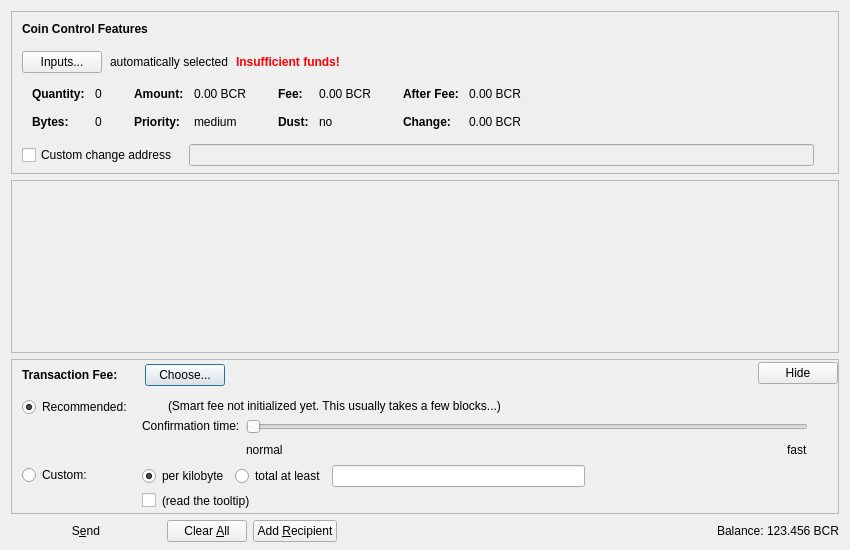
The window that src/qt/forms/sendcoinsdialog.ui (tlc2/bitcredit-2.0) describes before a commit, drawn with Qt 5.
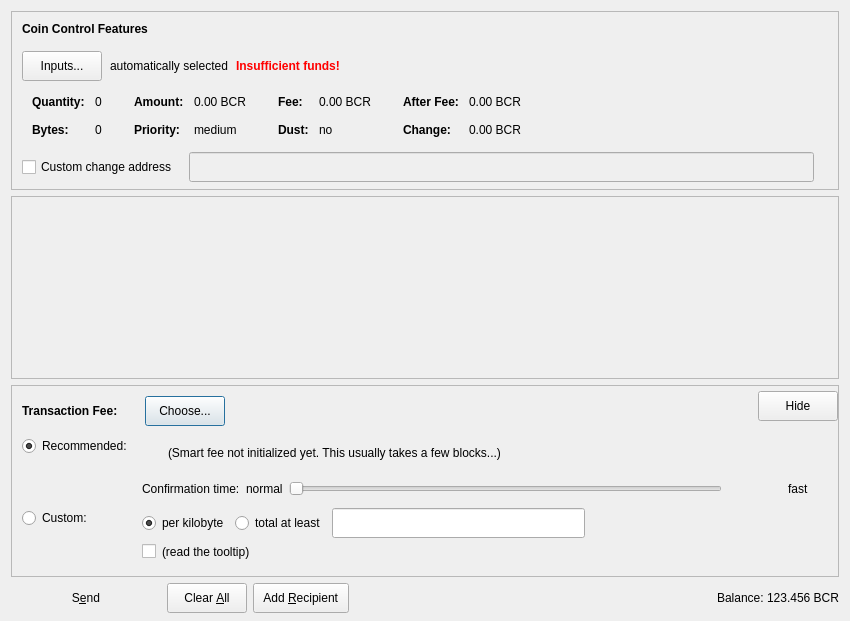
The same window after the commit. Icons and pictures are not drawn. Custom widgets are drawn as their Qt base class.

Patch:
```diff
--- a/src/qt/forms/sendcoinsdialog.ui
+++ b/src/qt/forms/sendcoinsdialog.ui
@@ -7,7 +7,7 @@
     <x>0</x>
     <y>0</y>
     <width>850</width>
-    <height>550</height>
+    <height>621</height>
    </rect>
   </property>
   <property name="windowTitle">
@@ -103,11 +103,17 @@
           </property>
           <item>
            <widget class="QPushButton" name="pushButtonCoinControl">
+            <property name="minimumSize">
+             <size>
+              <width>0</width>
+              <height>30</height>
+             </size>
+            </property>
             <property name="styleSheet">
              <string notr="true"/>
             </property>
             <property name="text">
-             <string>Inputs...</string>
+             <string>  Inputs...  </string>
             </property>
             <property name="autoDefault">
              <bool>false</bool>
@@ -553,6 +559,12 @@
               <verstretch>0</verstretch>
              </sizepolicy>
             </property>
+            <property name="minimumSize">
+             <size>
+              <width>0</width>
+              <height>30</height>
+             </size>
+            </property>
            </widget>
           </item>
           <item>
@@ -608,10 +620,10 @@
         <x>0</x>
         <y>0</y>
         <width>830</width>
-        <height>80</height>
+        <height>129</height>
        </rect>
       </property>
-      <layout class="QVBoxLayout" name="verticalLayout_2" stretch="0,1">
+      <layout class="QVBoxLayout" name="verticalLayout_2" stretch="0,0">
        <property name="margin">
         <number>0</number>
        </property>
@@ -630,7 +642,7 @@
          <property name="sizeHint" stdset="0">
           <size>
            <width>20</width>
-           <height>40</height>
+           <height>20</height>
           </size>
          </property>
         </spacer>
@@ -688,17 +700,14 @@
              <number>0</number>
             </property>
             <item>
-             <spacer name="verticalSpacerSmartFee">
+             <spacer name="verticalSpacer_3">
               <property name="orientation">
                <enum>Qt::Vertical</enum>
               </property>
-              <property name="sizeType">
-               <enum>QSizePolicy::Fixed</enum>
-              </property>
               <property name="sizeHint" stdset="0">
                <size>
-                <width>1</width>
-                <height>4</height>
+                <width>20</width>
+                <height>10</height>
                </size>
               </property>
              </spacer>
@@ -739,26 +748,19 @@
               </item>
               <item>
                <widget class="QPushButton" name="buttonChooseFee">
+                <property name="minimumSize">
+                 <size>
+                  <width>0</width>
+                  <height>30</height>
+                 </size>
+                </property>
                 <property name="text">
-                 <string>Choose...</string>
+                 <string>  Choose...  </string>
                 </property>
                </widget>
               </item>
              </layout>
             </item>
-            <item>
-             <spacer name="verticalSpacer_5">
-              <property name="orientation">
-               <enum>Qt::Vertical</enum>
-              </property>
-              <property name="sizeHint" stdset="0">
-               <size>
-                <width>1</width>
-                <height>1</height>
-               </size>
-              </property>
-             </spacer>
-            </item>
            </layout>
           </item>
           <item>
@@ -776,11 +778,17 @@
           </item>
           <item>
            <widget class="QPushButton" name="buttonMinimizeFee">
+            <property name="minimumSize">
+             <size>
+              <width>0</width>
+              <height>30</height>
+             </size>
+            </property>
             <property name="toolTip">
              <string>collapse fee-settings</string>
             </property>
             <property name="text">
-             <string>Hide</string>
+             <string>  Hide  </string>
             </property>
            </widget>
           </item>
@@ -846,7 +854,14 @@
                   </widget>
                  </item>
                  <item>
-                  <widget class="BitcreditAmountField" name="customFee"/>
+                  <widget class="BitcreditAmountField" name="customFee">
+                   <property name="minimumSize">
+                    <size>
+                     <width>0</width>
+                     <height>30</height>
+                    </size>
+                   </property>
+                  </widget>
                  </item>
                  <item>
                   <spacer name="horizontalSpacer_6">
@@ -908,65 +923,8 @@
                </item>
               </layout>
              </item>
-             <item row="0" column="0">
-              <layout class="QVBoxLayout" name="verticalLayoutFee4" stretch="0,1">
-               <item>
-                <widget class="QRadioButton" name="radioSmartFee">
-                 <property name="text">
-                  <string>Recommended:</string>
-                 </property>
-                 <property name="checked">
-                  <bool>true</bool>
-                 </property>
-                 <attribute name="buttonGroup">
-                  <string notr="true">groupFee</string>
-                 </attribute>
-                </widget>
-               </item>
-               <item>
-                <spacer name="verticalSpacer_2">
-                 <property name="orientation">
-                  <enum>Qt::Vertical</enum>
-                 </property>
-                 <property name="sizeHint" stdset="0">
-                  <size>
-                   <width>1</width>
-                   <height>1</height>
-                  </size>
-                 </property>
-                </spacer>
-               </item>
-              </layout>
-             </item>
-             <item row="1" column="0">
-              <layout class="QVBoxLayout" name="verticalLayoutFee9" stretch="0,1">
-               <item>
-                <widget class="QRadioButton" name="radioCustomFee">
-                 <property name="text">
-                  <string>Custom:</string>
-                 </property>
-                 <attribute name="buttonGroup">
-                  <string notr="true">groupFee</string>
-                 </attribute>
-                </widget>
-               </item>
-               <item>
-                <spacer name="verticalSpacer_6">
-                 <property name="orientation">
-                  <enum>Qt::Vertical</enum>
-                 </property>
-                 <property name="sizeHint" stdset="0">
-                  <size>
-                   <width>1</width>
-                   <height>1</height>
-                  </size>
-                 </property>
-                </spacer>
-               </item>
-              </layout>
-             </item>
              <item row="0" column="1">
-              <layout class="QVBoxLayout" name="verticalLayoutFee3" stretch="0,0,1">
+              <layout class="QVBoxLayout" name="verticalLayoutFee3" stretch="0,0">
                <property name="spacing">
                 <number>6</number>
                </property>
@@ -994,6 +952,12 @@
                  </item>
                  <item>
                   <widget class="QLabel" name="labelSmartFee2">
+                   <property name="minimumSize">
+                    <size>
+                     <width>0</width>
+                     <height>30</height>
+                    </size>
+                   </property>
                    <property name="text">
                     <string>(Smart fee not initialized yet. This usually takes a few blocks...)</string>
                    </property>
@@ -1023,6 +987,12 @@
                   <layout class="QVBoxLayout" name="verticalLayoutFee6">
                    <item>
                     <widget class="QLabel" name="labelSmartFee3">
+                     <property name="minimumSize">
+                      <size>
+                       <width>0</width>
+                       <height>30</height>
+                      </size>
+                     </property>
                      <property name="text">
                       <string>Confirmation time:</string>
                      </property>
@@ -1031,27 +1001,21 @@
                      </property>
                     </widget>
                    </item>
-                   <item>
-                    <spacer name="verticalSpacer_3">
-                     <property name="orientation">
-                      <enum>Qt::Vertical</enum>
-                     </property>
-                     <property name="sizeHint" stdset="0">
-                      <size>
-                       <width>1</width>
-                       <height>1</height>
-                      </size>
-                     </property>
-                    </spacer>
-                   </item>
                   </layout>
                  </item>
+                 <item>
+                  <widget class="QLabel" name="labelSmartFeeNormal">
+                   <property name="text">
+                    <string>normal</string>
+                   </property>
+                  </widget>
+                 </item>
                  <item>
                   <layout class="QVBoxLayout" name="verticalLayoutFee5">
                    <property name="rightMargin">
-                    <number>30</number>
+                    <number>60</number>
                    </property>
-                   <item>
+                   <item alignment="Qt::AlignVCenter">
                     <widget class="QSlider" name="sliderSmartFee">
                      <property name="minimum">
                       <number>0</number>
@@ -1079,43 +1043,69 @@
                      </property>
                     </widget>
                    </item>
-                   <item>
-                    <layout class="QHBoxLayout" name="horizontalLayoutFee10">
-                     <item>
-                      <widget class="QLabel" name="labelSmartFeeNormal">
-                       <property name="text">
-                        <string>normal</string>
-                       </property>
-                      </widget>
-                     </item>
-                     <item>
-                      <spacer name="horizontalSpacer_3">
-                       <property name="orientation">
-                        <enum>Qt::Horizontal</enum>
-                       </property>
-                       <property name="sizeHint" stdset="0">
-                        <size>
-                         <width>40</width>
-                         <height>20</height>
-                        </size>
-                       </property>
-                      </spacer>
-                     </item>
-                     <item>
-                      <widget class="QLabel" name="labelSmartFeeFast">
-                       <property name="text">
-                        <string>fast</string>
-                       </property>
-                      </widget>
-                     </item>
-                    </layout>
-                   </item>
                   </layout>
                  </item>
+                 <item>
+                  <widget class="QLabel" name="labelSmartFeeFast">
+                   <property name="minimumSize">
+                    <size>
+                     <width>50</width>
+                     <height>0</height>
+                    </size>
+                   </property>
+                   <property name="text">
+                    <string>fast</string>
+                   </property>
+                  </widget>
+                 </item>
                 </layout>
                </item>
+              </layout>
+             </item>
+             <item row="1" column="0">
+              <layout class="QVBoxLayout" name="verticalLayoutFee9" stretch="0,1">
                <item>
-                <spacer name="verticalSpacer_4">
+                <widget class="QRadioButton" name="radioCustomFee">
+                 <property name="text">
+                  <string>Custom:</string>
+                 </property>
+                 <attribute name="buttonGroup">
+                  <string notr="true">groupFee</string>
+                 </attribute>
+                </widget>
+               </item>
+               <item>
+                <spacer name="verticalSpacer_6">
+                 <property name="orientation">
+                  <enum>Qt::Vertical</enum>
+                 </property>
+                 <property name="sizeHint" stdset="0">
+                  <size>
+                   <width>1</width>
+                   <height>1</height>
+                  </size>
+                 </property>
+                </spacer>
+               </item>
+              </layout>
+             </item>
+             <item row="0" column="0">
+              <layout class="QVBoxLayout" name="verticalLayoutFee4" stretch="0,0">
+               <item>
+                <widget class="QRadioButton" name="radioSmartFee">
+                 <property name="text">
+                  <string>Recommended:</string>
+                 </property>
+                 <property name="checked">
+                  <bool>true</bool>
+                 </property>
+                 <attribute name="buttonGroup">
+                  <string notr="true">groupFee</string>
+                 </attribute>
+                </widget>
+               </item>
+               <item>
+                <spacer name="verticalSpacer_2">
                  <property name="orientation">
                   <enum>Qt::Vertical</enum>
                  </property>
@@ -1142,7 +1132,7 @@
           <property name="sizeHint" stdset="0">
            <size>
             <width>800</width>
-            <height>1</height>
+            <height>13</height>
            </size>
           </property>
          </spacer>
@@ -1159,7 +1149,7 @@
        <property name="minimumSize">
         <size>
          <width>150</width>
-         <height>0</height>
+         <height>30</height>
         </size>
        </property>
        <property name="toolTip">
@@ -1191,11 +1181,17 @@
          <verstretch>0</verstretch>
         </sizepolicy>
        </property>
+       <property name="minimumSize">
+        <size>
+         <width>0</width>
+         <height>30</height>
+        </size>
+       </property>
        <property name="toolTip">
         <string>Clear all fields of the form.</string>
        </property>
        <property name="text">
-        <string>Clear &amp;All</string>
+        <string>  Clear &amp;All  </string>
        </property>
        <property name="icon">
         <iconset resource="../bitcredit.qrc">
@@ -1208,11 +1204,17 @@
      </item>
      <item>
       <widget class="QPushButton" name="addButton">
+       <property name="minimumSize">
+        <size>
+         <width>0</width>
+         <height>30</height>
+        </size>
+       </property>
        <property name="toolTip">
         <string>Send to multiple recipients at once</string>
        </property>
        <property name="text">
-        <string>Add &amp;Recipient</string>
+        <string>  Add &amp;Recipient  </string>
        </property>
        <property name="icon">
         <iconset resource="../bitcredit.qrc">
@@ -1249,6 +1251,12 @@
            <verstretch>0</verstretch>
           </sizepolicy>
          </property>
+         <property name="minimumSize">
+          <size>
+           <width>0</width>
+           <height>30</height>
+          </size>
+         </property>
          <property name="text">
           <string>Balance:</string>
          </property>
@@ -1262,6 +1270,12 @@
            <verstretch>0</verstretch>
           </sizepolicy>
          </property>
+         <property name="minimumSize">
+          <size>
+           <width>0</width>
+           <height>30</height>
+          </size>
+         </property>
          <property name="cursor">
           <cursorShape>IBeamCursor</cursorShape>
          </property>
```
Left out of the diff: 3 changed lines with no effect on the pictures.
